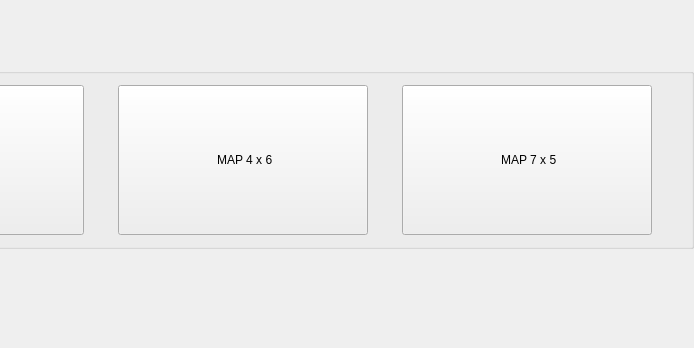
First picture: the form in UndauntedPhase1/MapSelectionDialog.ui, repository Alireza-ghanbari/Undaunted-Game, before the edit; both pictures show x 206 to 900 and y 152 to 500 of the 900 by 500 pixel window.
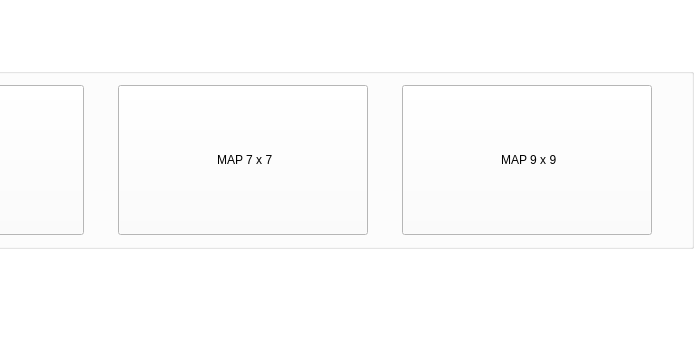
Second picture: the form after the edit.

Patch:
```diff
--- a/UndauntedPhase1/MapSelectionDialog.ui
+++ b/UndauntedPhase1/MapSelectionDialog.ui
@@ -25,6 +25,9 @@
   <property name="windowTitle">
    <string>Dialog</string>
   </property>
+  <property name="styleSheet">
+   <string notr="true">background-color: rgb(255, 255, 255);</string>
+  </property>
   <widget class="QGroupBox" name="groupBox">
    <property name="geometry">
     <rect>
@@ -65,8 +68,11 @@
         <height>150</height>
        </size>
       </property>
+      <property name="styleSheet">
+       <string notr="true">color: rgb(0, 0, 0);</string>
+      </property>
       <property name="text">
-       <string> MAP 4 x 6</string>
+       <string> MAP 7 x 7</string>
       </property>
      </widget>
     </item>
@@ -78,8 +84,12 @@
         <height>150</height>
        </size>
       </property>
+      <property name="styleSheet">
+       <string notr="true">color: rgb(0, 0, 0);
+</string>
+      </property>
       <property name="text">
-       <string> MAP 7 x 5</string>
+       <string> MAP 9 x 9</string>
       </property>
      </widget>
     </item>
```
Left out of the diff: 6 changed lines with no effect on the pictures.
